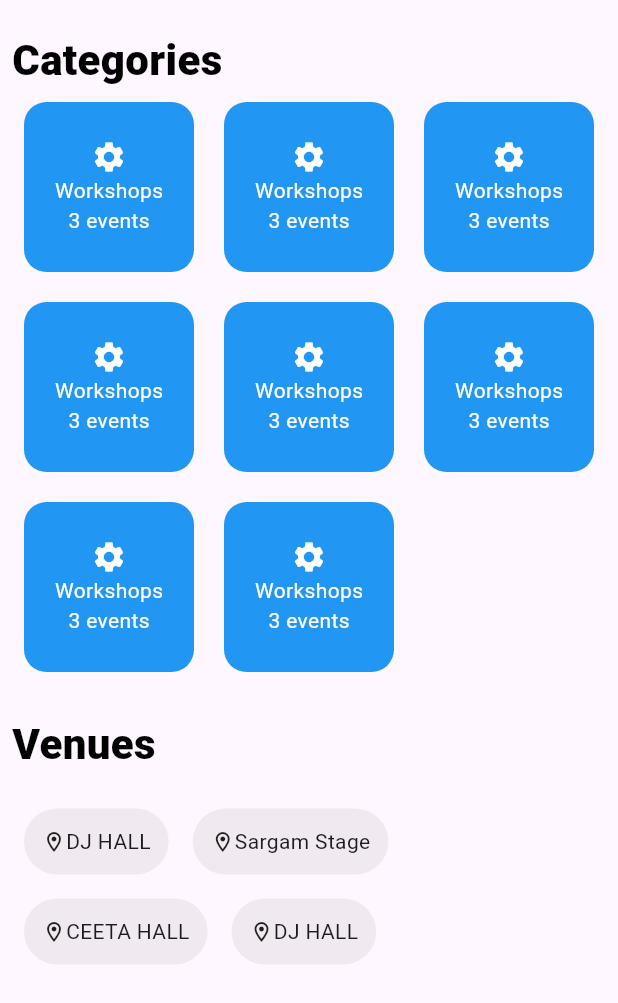
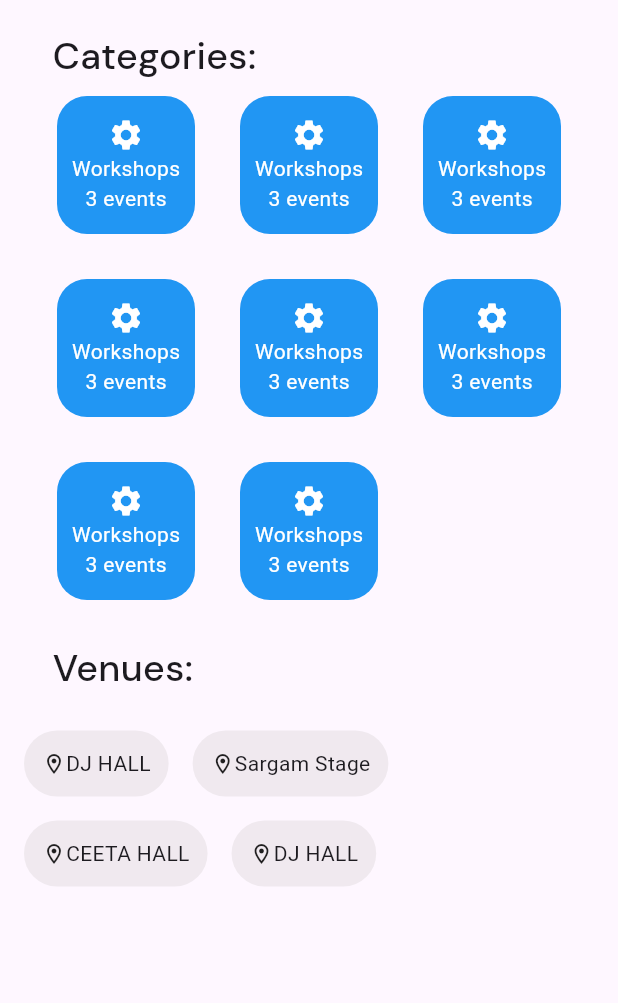
Before and after one commit to abhijithgkrishna/user_iedc, a Flutter app: the screen it shows after launch, after a tap on "View all", on a phone screen of 412 x 824 dp. Shown: the top 1003 px of the screen. Run offline on Flutter 3.47's test engine with Material 2 defaults, Android fonts, the phone set to English and light mode, and no system bars; our stand-ins replace flutter_svg, google_fonts.

Commit message:
refining ui

```diff
--- a/lib/main.dart
+++ b/lib/main.dart
@@ -1,6 +1,5 @@
 import 'package:flutter/material.dart';
 import 'package:user_iedc/pages/home_page.dart';
-import 'package:user_iedc/widgets/event_card.dart';
 
 void main() {
   runApp(const MyApp());
--- a/lib/pages/categories_page.dart
+++ b/lib/pages/categories_page.dart
@@ -1,4 +1,5 @@
 import 'package:flutter/material.dart';
+import 'package:google_fonts/google_fonts.dart';
 import 'package:user_iedc/pages/home_page.dart';
 
 class CategoriesPage extends StatelessWidget {
@@ -11,23 +12,33 @@ class CategoriesPage extends StatelessWidget {
         child: Padding(
           padding: const EdgeInsets.symmetric(horizontal: 8),
           child: ListView(
-            children: const [
+            children: [
               SizedBox(
                 height: 20,
               ),
-              TextWidget(
-                title: 'Categories',
-                size: 28,
-                textcolor: Colors.black,
+              Padding(
+                padding: const EdgeInsets.only(
+                  left: 27,
+                ),
+                child: Text(
+                  'Categories:',
+                  style: GoogleFonts.dmSans(
+                      fontSize: 25, fontWeight: FontWeight.w500),
+                ),
               ),
               CategoryGridWidget(),
               SizedBox(
                 height: 20,
               ),
-              TextWidget(
-                title: 'Venues',
-                size: 28,
-                textcolor: Colors.black,
+              Padding(
+                padding: const EdgeInsets.only(
+                  left: 27,
+                ),
+                child: Text(
+                  'Venues:',
+                  style: GoogleFonts.dmSans(
+                      fontSize: 25, fontWeight: FontWeight.w500),
+                ),
               ),
               SizedBox(
                 height: 15,
@@ -101,19 +112,21 @@ class CategoryGridWidget extends StatelessWidget {
   Widget build(BuildContext context) {
     return Padding(
       padding: const EdgeInsets.all(8.0),
+      child: Padding(
+        padding: const EdgeInsets.only(left: 22, right: 22),
         child: GridView.count(
           shrinkWrap: true,
           crossAxisCount: 3,
-        crossAxisSpacing: 20,
-        mainAxisSpacing: 20,
+          crossAxisSpacing: 30,
+          mainAxisSpacing: 30,
           children: List.generate(
             8,
             (index) => Container(
-            decoration: const BoxDecoration(
+              height: 110,
+              width: 96,
+              decoration: BoxDecoration(
                 color: Colors.blue,
-              borderRadius: BorderRadius.all(
-                Radius.elliptical(15, 15),
-              ),
+                borderRadius: BorderRadius.circular(20),
               ),
               child: const Column(
                 mainAxisAlignment: MainAxisAlignment.center,
@@ -135,6 +148,7 @@ class CategoryGridWidget extends StatelessWidget {
             ),
           ),
         ),
+      ),
     );
   }
 }
--- a/lib/pages/home_page.dart
+++ b/lib/pages/home_page.dart
@@ -6,6 +6,7 @@ import 'package:user_iedc/widgets/event_card.dart';
 import '../widgets/app_bar.dart';
 import '../widgets/category_tile.dart';
 import '../widgets/category_title.dart';
+import '../widgets/ongoing_events.dart';
 import '../widgets/search_bar.dart';
 
 class HomePage extends StatelessWidget {
@@ -14,7 +15,7 @@ class HomePage extends StatelessWidget {
   @override
   Widget build(BuildContext context) {
     return Scaffold(
-      backgroundColor: Color(0xFFE9E9E9),
+      backgroundColor: const Color(0xFFE9E9E9),
       appBar: PreferredSize(
         preferredSize: const Size.fromHeight(70),
         child: Container(
@@ -45,61 +46,29 @@ class HomePage extends StatelessWidget {
               ),
             ),
             const ScrollingCardWidget(
-              width: 340,
-              height: 340,
-            ),
-            const SizedBox(
-              height: 1,
+              big: true,
             ),
             const Padding(
-              padding: EdgeInsets.only(top: 17),
+              padding: EdgeInsets.only(top: 15),
               child: CategoryTitleWidget(
                 title: 'Categories:',
                 route: CategoriesPage(),
               ),
             ),
-            CategoryScrollWidget(),
-            CategoryTitleWidget(
-              title: 'Events',
-              route: CategoriesPage(),
+            CategoryScrollWidget(
+              category: 'Panel Discussion',
+            ),
+            Container(
+              child: CategoryTitleWidget(
+                title: 'Events',
+                route: CategoriesPage(),
+              ),
             ),
             ScrollingCardWidget(
-              width: 200,
-              height: 200,
+              big: false,
             ),
           ],
         ),
-      ),
-    );
-  }
-}
-
-class ScrollingCardWidget extends StatelessWidget {
-  final double width;
-  final double height;
-  const ScrollingCardWidget({
-    super.key,
-    required this.width,
-    required this.height,
-  });
-
-  @override
-  Widget build(BuildContext context) {
-    return SizedBox(
-      height: height,
-      child: ListView.separated(
-        padding: const EdgeInsets.only(
-          left: 20,
-          right: 20,
-        ),
-        scrollDirection: Axis.horizontal,
-        itemBuilder: (ctx, index) => EventCard(
-          big: true,
-        ),
-        separatorBuilder: (ctx, index) => const SizedBox(
-          width: 8,
-        ),
-        itemCount: 10,
       ),
     );
   }
--- a/lib/widgets/category_tile.dart
+++ b/lib/widgets/category_tile.dart
@@ -3,8 +3,10 @@ import 'package:flutter_svg/svg.dart';
 import 'package:google_fonts/google_fonts.dart';
 
 class CategoryScrollWidget extends StatelessWidget {
+  final String category;
   const CategoryScrollWidget({
     super.key,
+    required this.category,
   });
 
   @override
@@ -36,7 +38,7 @@ class CategoryScrollWidget extends StatelessWidget {
                 Padding(
                   padding: const EdgeInsets.only(right: 4),
                   child: Text(
-                    'Workshops',
+                    category,
                     style: GoogleFonts.dmSans(
                       fontSize: 13,
                       fontWeight: FontWeight.w500,
--- a/lib/widgets/event_card.dart
+++ b/lib/widgets/event_card.dart
@@ -3,17 +3,22 @@ import 'package:google_fonts/google_fonts.dart';
 
 class EventCard extends StatelessWidget {
   final bool big;
+  final String title;
+  final String venue;
 
   const EventCard({
     super.key,
     required this.big,
+    required this.title,
+    required this.venue,
   });
 
   @override
   Widget build(BuildContext context) {
-    return Container(
-      height: big ? 340 : 240,
-      width: big ? 340 : 240,
+    return Center(
+      child: Container(
+        height: big ? 340 : 250,
+        width: big ? 340 : 245,
         decoration: BoxDecoration(
           color: Colors.white,
           borderRadius: BorderRadius.circular(30),
@@ -26,9 +31,10 @@ class EventCard extends StatelessWidget {
           ],
         ),
         child: Padding(
-        padding: const EdgeInsets.only(
-          left: 13,
-          right: 13,
+          padding: EdgeInsets.only(
+            left: big ? 13 : 9,
+            right: big ? 13 : 9,
+            top: big ? 13 : 9,
           ),
           child: Column(
             mainAxisAlignment: MainAxisAlignment.center,
@@ -50,29 +56,29 @@ class EventCard extends StatelessWidget {
               ),
               Padding(
                 padding: const EdgeInsets.only(left: 8),
-              child: Text("AI in mental health",
+                child: Text(title,
                     style: GoogleFonts.dmSans(
                       fontWeight: FontWeight.w500,
-                    fontSize: 25,
+                      fontSize: big ? 25 : 18,
                     )),
               ),
               Padding(
-              padding: const EdgeInsets.only(left: 8),
+                padding: EdgeInsets.only(left: 12, bottom: big ? 0 : 4),
                 child: Text.rich(
                   TextSpan(
                       text: 'Venue : ',
                       style: GoogleFonts.dmSans(
                         color: Colors.black54,
                         fontWeight: FontWeight.w300,
-                      fontSize: 22,
+                        fontSize: big ? 22 : 15,
                       ),
                       children: [
                         TextSpan(
-                        text: 'DJ Hall',
+                          text: venue,
                           style: GoogleFonts.dmSans(
                             color: Colors.black,
                             fontWeight: FontWeight.w500,
-                          fontSize: 22,
+                            fontSize: big ? 22 : 15,
                           ),
                         )
                       ]),
@@ -81,6 +87,7 @@ class EventCard extends StatelessWidget {
             ],
           ),
         ),
+      ),
     );
   }
 }
--- /dev/null
+++ b/lib/widgets/ongoing_events.dart
@@ -0,0 +1,34 @@
+import 'package:flutter/material.dart';
+
+import 'event_card.dart';
+
+class ScrollingCardWidget extends StatelessWidget {
+  final bool big;
+  const ScrollingCardWidget({
+    required this.big,
+    super.key,
+  });
+
+  @override
+  Widget build(BuildContext context) {
+    return SizedBox(
+      height: big ? 345 : 255,
+      child: ListView.separated(
+        padding: const EdgeInsets.only(
+          left: 20,
+          right: 20,
+        ),
+        scrollDirection: Axis.horizontal,
+        itemBuilder: (ctx, index) => EventCard(
+          big: big,
+          title: 'AI in mental Health',
+          venue: 'Sargam Stage',
+        ),
+        separatorBuilder: (ctx, index) => const SizedBox(
+          width: 8,
+        ),
+        itemCount: 10,
+      ),
+    );
+  }
+}
```
Also changed, not shown: 1 other file. Lines whose indentation alone changed are shown as unchanged.
